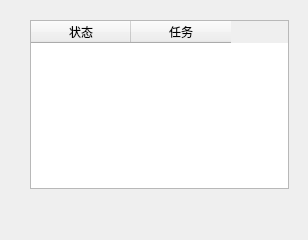
This is form.ui in shengxi-rise/DesktopPet as Qt 5 draws it before an edit. The edited form follows.
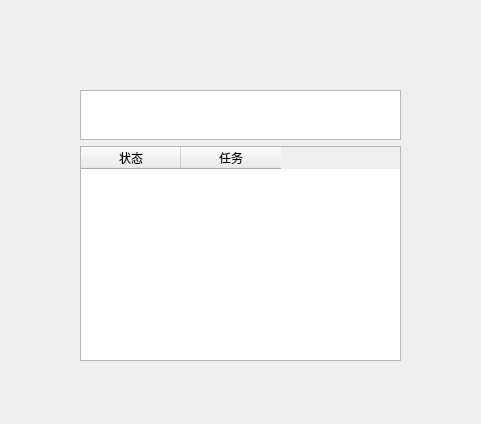
This is the edited form.

Diff of the .ui file:
```diff
--- a/form.ui
+++ b/form.ui
@@ -6,22 +6,38 @@
    <rect>
     <x>0</x>
     <y>0</y>
-    <width>308</width>
-    <height>240</height>
+    <width>481</width>
+    <height>424</height>
    </rect>
   </property>
   <property name="windowTitle">
    <string notr="true">任务列表</string>
   </property>
-  <widget class="QTableWidget" name="todolist">
+  <widget class="QWidget" name="verticalLayoutWidget">
    <property name="geometry">
     <rect>
-     <x>30</x>
-     <y>20</y>
-     <width>259</width>
-     <height>169</height>
+     <x>80</x>
+     <y>90</y>
+     <width>321</width>
+     <height>271</height>
     </rect>
    </property>
+   <layout class="QVBoxLayout" name="verticalLayout">
+    <item>
+     <widget class="QTextEdit" name="showtext">
+      <property name="maximumSize">
+       <size>
+        <width>16777215</width>
+        <height>50</height>
+       </size>
+      </property>
+      <property name="readOnly">
+       <bool>true</bool>
+      </property>
+     </widget>
+    </item>
+    <item>
+     <widget class="QTableWidget" name="todolist">
    <column>
     <property name="text">
      <string>状态</string>
@@ -32,6 +48,9 @@
      <string>任务</string>
     </property>
    </column>
+     </widget>
+    </item>
+   </layout>
   </widget>
  </widget>
  <resources/>
```
Lines whose indentation alone changed are shown as unchanged.
